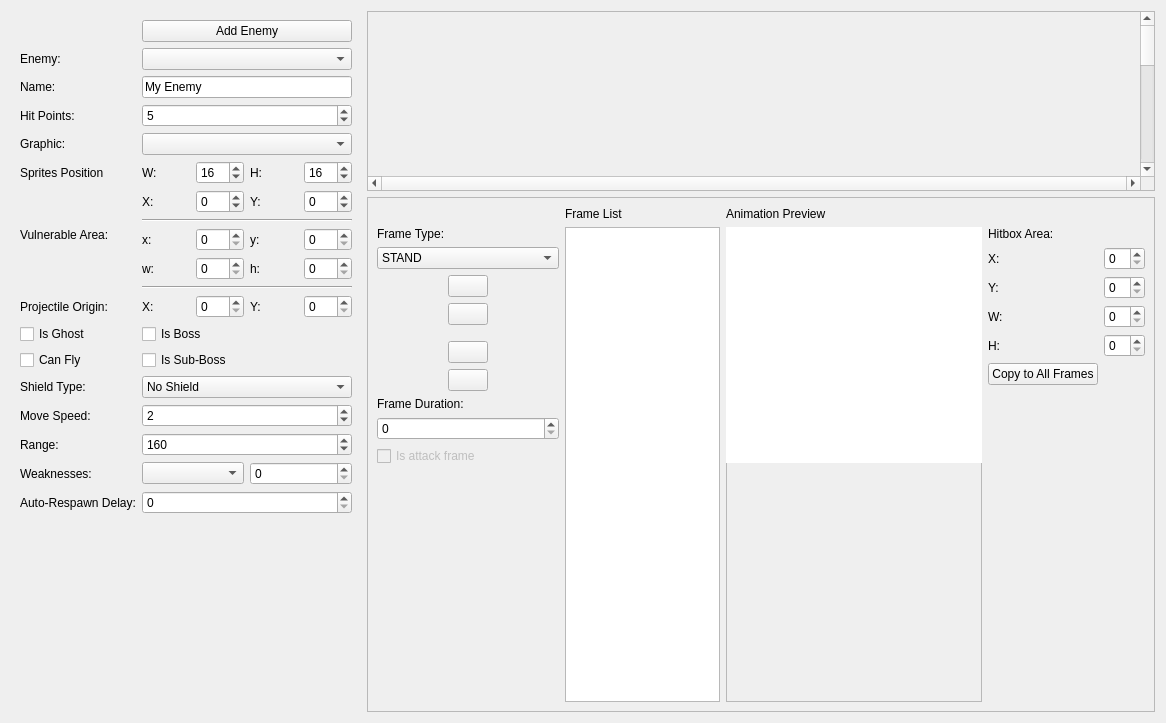
Above: editor/mainwindow_tab/npc_edit.ui from protoman/rockbot before the change. Below: the same form after it.
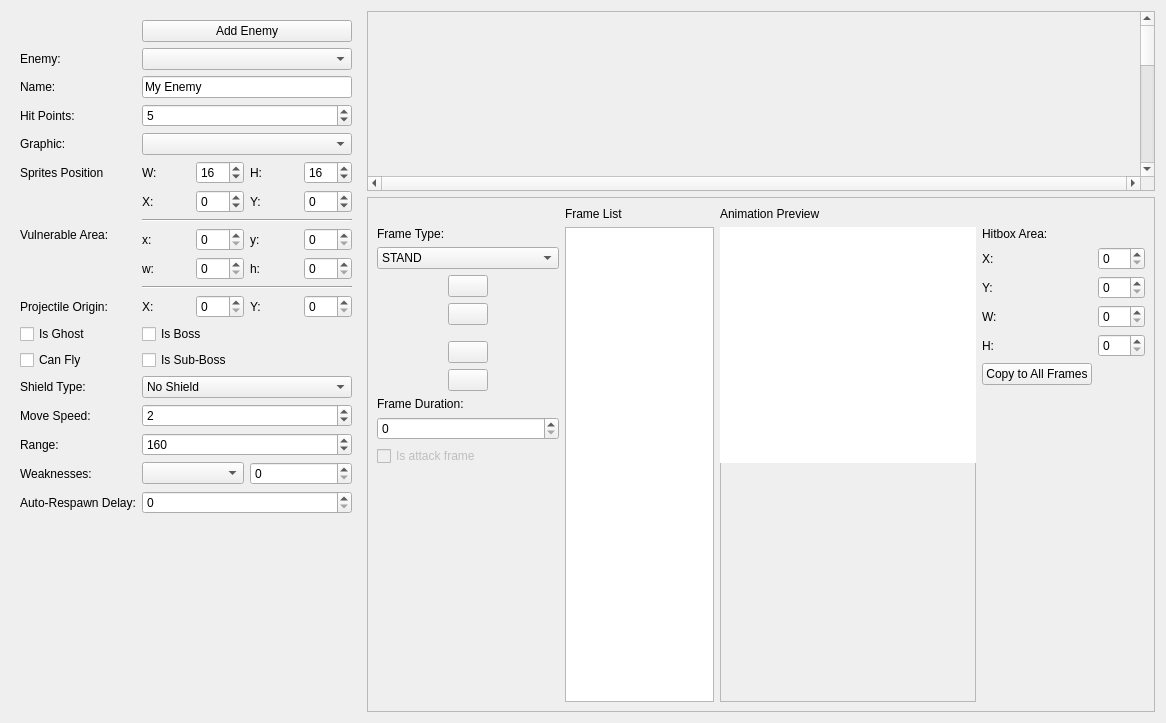
That is the form after the change. Icons and pictures are not drawn. Custom widgets are drawn as their Qt base class.

What changed in the file:
```diff
--- a/editor/mainwindow_tab/npc_edit.ui
+++ b/editor/mainwindow_tab/npc_edit.ui
@@ -658,7 +658,11 @@
               <item row="1" column="4">
                <layout class="QGridLayout" name="gridLayout_2">
                 <item row="3" column="1">
-                 <widget class="QSpinBox" name="sprite_collision_x"/>
+                 <widget class="QSpinBox" name="sprite_collision_x">
+                  <property name="maximum">
+                   <number>256</number>
+                  </property>
+                 </widget>
                 </item>
                 <item row="3" column="0">
                  <widget class="QLabel" name="label_6">
@@ -675,7 +679,11 @@
                  </widget>
                 </item>
                 <item row="6" column="1">
-                 <widget class="QSpinBox" name="sprite_collision_h"/>
+                 <widget class="QSpinBox" name="sprite_collision_h">
+                  <property name="maximum">
+                   <number>256</number>
+                  </property>
+                 </widget>
                 </item>
                 <item row="4" column="0">
                  <widget class="QLabel" name="label_7">
@@ -685,10 +693,18 @@
                  </widget>
                 </item>
                 <item row="5" column="1">
-                 <widget class="QSpinBox" name="sprite_collision_w"/>
+                 <widget class="QSpinBox" name="sprite_collision_w">
+                  <property name="maximum">
+                   <number>256</number>
+                  </property>
+                 </widget>
                 </item>
                 <item row="4" column="1">
-                 <widget class="QSpinBox" name="sprite_collision_y"/>
+                 <widget class="QSpinBox" name="sprite_collision_y">
+                  <property name="maximum">
+                   <number>256</number>
+                  </property>
+                 </widget>
                 </item>
                 <item row="5" column="0">
                  <widget class="QLabel" name="label_8">
```
